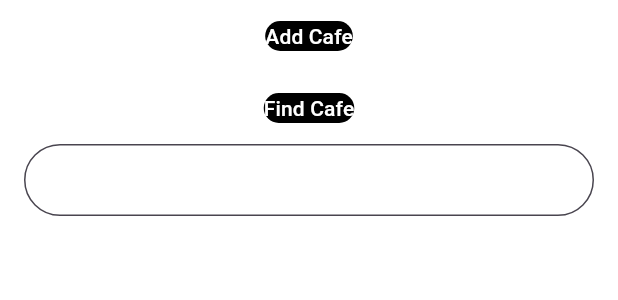
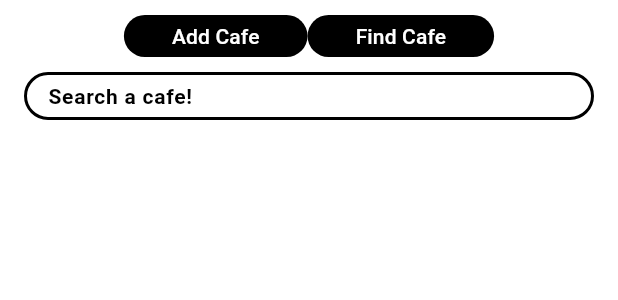
Before and after one commit to torak289/cafe-app-v2, a Flutter app: the SearchControls widget shown alone on an empty page, opened directly, on a phone screen of 412 x 824 dp. Shown: the top 300 px of the screen. Run offline on Flutter 3.47's test engine with Material 3 defaults, Android fonts, the phone set to English and light mode, and no system bars; our stand-ins replace flutter_map, geolocator, latlong2, supabase_flutter; missing offline and left inert: flutter_map_animations; accounts and stored records are empty; network calls fail; Roboto replaces fonts that are missing (Ubuntu).

Commit message:
UI Improvements

```diff
--- a/lib/cafe_app.dart
+++ b/lib/cafe_app.dart
@@ -42,12 +42,14 @@ class CafeApp extends StatelessWidget {
                       create: (context) => LocationService(),
                     ),
                   ],
+                  child: SafeArea(
                     child: MaterialApp(
                       debugShowCheckedModeBanner: false,
                       title: 'Cafe App',
                       theme: cafeLightTheme,
                       routes: Routes.routes,
                       initialRoute: Routes.mapPage,
+                    ),
                   ),
                 );
               });
--- a/lib/screens/login_page.dart
+++ b/lib/screens/login_page.dart
@@ -38,6 +38,8 @@ class LoginPage extends StatelessWidget {
           padding: const EdgeInsets.all(32.0), //TODO: Move to a const file
           child: Column(
             mainAxisAlignment: MainAxisAlignment.end,
+            mainAxisSize: MainAxisSize.max,
+            crossAxisAlignment: CrossAxisAlignment.stretch,
             children: [
               Image.asset('assets/images/Cafe_Logo.png', scale: 2),
               const Text(
--- a/lib/screens/map_page.dart
+++ b/lib/screens/map_page.dart
@@ -10,6 +10,7 @@ import 'package:cafeapp_v2/widgets/map_controls.dart';
 import 'package:cafeapp_v2/widgets/search_controls.dart';
 import 'package:cafeapp_v2/widgets/user_marker.dart';
 import 'package:flutter/material.dart';
+import 'package:flutter/services.dart';
 import 'package:flutter_map/flutter_map.dart';
 import 'package:flutter_map_animations/flutter_map_animations.dart';
 import 'package:geolocator/geolocator.dart';
@@ -115,7 +116,7 @@ class _MapPageState extends State<MapPage> with TickerProviderStateMixin {
                                 Navigator.pushNamed(context, Routes.loginPage);
                               },
                             ),
-                            const SearchControls(),
+                            SearchControls(),
                           ],
                         );
                       } else {
--- a/lib/themes/cafe_light.dart
+++ b/lib/themes/cafe_light.dart
@@ -1,8 +1,10 @@
 import 'package:cafeapp_v2/constants/app_colours.dart';
 import 'package:flutter/material.dart';
-import 'package:flutter/widgets.dart';
 
-const String _fontFamily = "Ubuntu";
+String _fontFamily = "Ubuntu";
+BorderRadius _searchBorderRadius = BorderRadius.circular(32);
+double _searchBorderWidth = 2;
+double _searchGapPadding = 0;
 
 ThemeData cafeLightTheme = ThemeData(
   useMaterial3: true,
@@ -16,20 +18,40 @@ ThemeData cafeLightTheme = ThemeData(
   //Text
   fontFamily: _fontFamily,
   //Search
-  inputDecorationTheme: const InputDecorationTheme(
-    contentPadding: EdgeInsets.zero,
+  inputDecorationTheme: InputDecorationTheme(
+    contentPadding: const EdgeInsets.fromLTRB(16, 4, 16, 4),
+    isDense: true,
     filled: true,
     fillColor: AppColours.backgroundColor,
+    floatingLabelBehavior: FloatingLabelBehavior.never,
+    labelStyle: TextStyle(
+      color: AppColours.secondaryColor,
+      fontWeight: FontWeight.bold,
+      fontFamily: _fontFamily,
+      fontSize: 14,
+    ),
+    focusedBorder: OutlineInputBorder(
+      gapPadding: _searchGapPadding,
+      borderSide: BorderSide(
+        width: _searchBorderWidth,
+      ),
+      borderRadius: _searchBorderRadius,
+    ),
+    enabledBorder: OutlineInputBorder(
+      gapPadding: _searchGapPadding,
+      borderSide: BorderSide(
+        width: _searchBorderWidth,
+      ),
+      borderRadius: _searchBorderRadius,
+    ),
     border: OutlineInputBorder(
-      gapPadding: 0,
+      gapPadding: _searchGapPadding,
       borderSide: BorderSide(
-        width: 2.0,
+        width: _searchBorderWidth,
         strokeAlign: BorderSide.strokeAlignCenter,
         color: AppColours.buttonBackgroundColor,
       ),
-      borderRadius: BorderRadius.all(
-        Radius.circular(32),
-      ),
+      borderRadius: _searchBorderRadius,
     ),
   ),
   //Buttons
@@ -46,14 +68,23 @@ ThemeData cafeLightTheme = ThemeData(
         AppColours.primaryColor,
       ),
       padding: WidgetStatePropertyAll(
-        EdgeInsets.zero,
+        EdgeInsets.fromLTRB(32, 4, 32, 4),
       ),
     ),
   ),
   iconButtonTheme: const IconButtonThemeData(
     style: ButtonStyle(
+      tapTargetSize: MaterialTapTargetSize.shrinkWrap,
+      alignment: Alignment.center,
+      shadowColor: WidgetStatePropertyAll(AppColours.secondaryColor),
+      elevation: WidgetStatePropertyAll(2),
+      backgroundColor: WidgetStatePropertyAll(AppColours.iconButtonIconBGColor),
+      iconColor: WidgetStatePropertyAll(AppColours.iconButtonIconColor),
+      iconSize: WidgetStatePropertyAll(20),
       minimumSize: WidgetStatePropertyAll(Size.zero),
-      padding: WidgetStatePropertyAll(EdgeInsets.zero)
-    )
-  )
+      padding: WidgetStatePropertyAll(
+        EdgeInsets.all(6),
+      ),
+    ),
+  ),
 );
--- a/lib/widgets/map_controls.dart
+++ b/lib/widgets/map_controls.dart
@@ -27,7 +27,6 @@ class MapControls extends StatelessWidget {
             },
             icon: const Icon(
               Icons.zoom_out_rounded,
-              color: AppColours.iconButtonIconColor,
             ),
           ),
           IconButton(
@@ -36,7 +35,6 @@ class MapControls extends StatelessWidget {
             },
             icon: const Icon(
               Icons.zoom_in_rounded,
-              color: AppColours.iconButtonIconColor,
             ),
           ),
           IconButton(
@@ -48,7 +46,6 @@ class MapControls extends StatelessWidget {
             },
             icon: const Icon(
               Icons.my_location_rounded,
-              color: AppColours.iconButtonIconColor,
             ),
           ),
         ],
--- a/lib/widgets/search_controls.dart
+++ b/lib/widgets/search_controls.dart
@@ -1,21 +1,43 @@
 import 'package:cafeapp_v2/constants/app_colours.dart';
 import 'package:cafeapp_v2/constants/routes.dart';
+import 'package:cafeapp_v2/services/database_service.dart';
 import 'package:flutter/material.dart';
+import 'package:provider/provider.dart';
 
-class SearchControls extends StatelessWidget {
-  const SearchControls({
+class SearchControls extends StatefulWidget {
+  SearchControls({
     super.key,
   });
 
-//TODO: Implement actual search & map control... Will probably need access to map controller... Probably needs to be a stateful widget...
+  @override
+  State<SearchControls> createState() => _SearchControlsState();
+}
+
+class _SearchControlsState extends State<SearchControls> {
+  late TextEditingController searchController;
+
+  @override
+  void initState() {
+    // TODO: implement initState
+    super.initState();
+   searchController = TextEditingController();
+  }
+
+//TODO: Implement actual search... Will probably need access to map controller...
   @override
   Widget build(BuildContext context) {
+    DatabaseService database =
+        Provider.of<DatabaseService>(context, listen: false);
+
     return Padding(
       padding: const EdgeInsets.fromLTRB(AppColours.screenHorizontal, 0,
           AppColours.screenHorizontal, AppColours.screenVertical),
       child: Column(
         mainAxisAlignment: MainAxisAlignment.end,
         mainAxisSize: MainAxisSize.min,
+        children: [
+          Row(
+            mainAxisAlignment: MainAxisAlignment.center,
             children: [
               TextButton(
                   onPressed: () {
@@ -28,7 +50,18 @@ class SearchControls extends StatelessWidget {
                 },
                 child: const Text("Find Cafe"),
               ),
-          TextField()
+            ],
+          ),
+          TextField(
+            decoration: const InputDecoration(labelText: 'Search a cafe!'),
+            controller: searchController,
+            onSubmitted: (input) async {
+              /*await database.search(searchController.text.trim());
+              if(context.mounted){
+              //TODO: Implement UI update actions...
+              }*/
+            },
+          )
         ],
       ),
     );
```
Also changed, not shown: lib/screens/add_cafe_page.dart (+16 -6 lines). Lines whose indentation alone changed are shown as unchanged.
